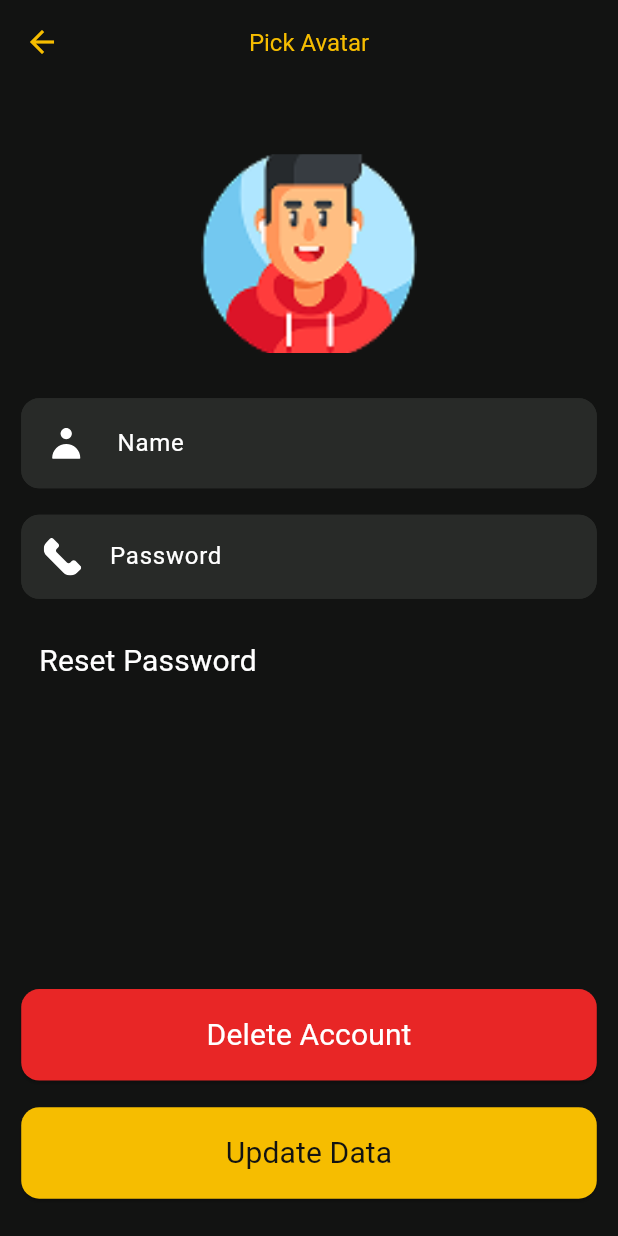
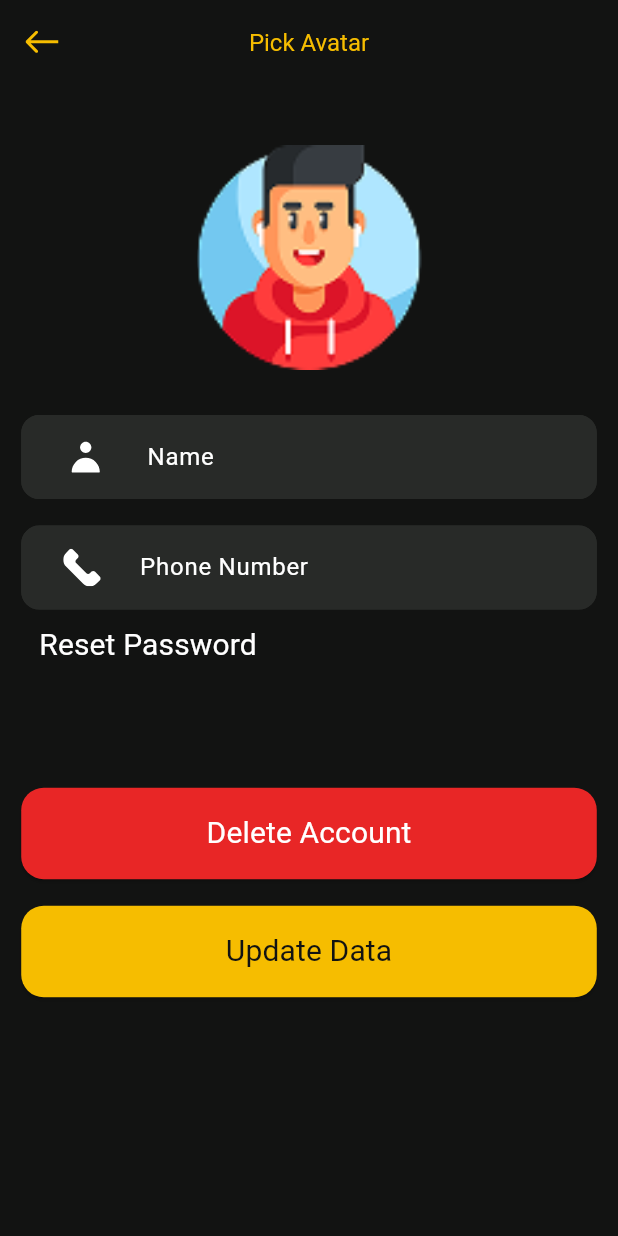
Before and after one commit to MahmoudSabry722/movies_project, a Flutter app: the UpdateProfile screen opened by its route, on a phone screen of 412 x 824 dp. Run offline on Flutter 3.47's test engine with Material 3 defaults, Android fonts, the light colour scheme and no system bars; our stand-ins replace flutter_screenutil, flutter_svg.

Commit message:
+ handle update_profile.dart code + handle search_tab.dart

```diff
--- a/lib/core/widgets/custom_elvatedButton.dart
+++ /dev/null
@@ -1,46 +0,0 @@
-import 'package:flutter/material.dart';
-
-class CustomElevatedButton extends StatelessWidget {
-  final String elevatedButtonText;
-  final VoidCallback elevatedButtonAction;
-  final Color backGroundColor;
-  final TextStyle elevatedButtonTextStyle;
-  final Widget? elevatedButtonIcon;
-  final Color? borderColor;
-
-  const CustomElevatedButton({
-    required this.elevatedButtonTextStyle,
-    required this.backGroundColor,
-    required this.elevatedButtonText,
-    required this.elevatedButtonAction,
-    super.key,
-    this.elevatedButtonIcon,
-    this.borderColor,
-  });
-
-  @override
-  Widget build(BuildContext context) {
-    return ElevatedButton(
-      style: ElevatedButton.styleFrom(
-        padding: const EdgeInsets.all(16.0),
-        backgroundColor: backGroundColor,
-        side: borderColor != null
-            ? BorderSide(color: borderColor!)
-            : BorderSide.none,
-        shape: RoundedRectangleBorder(borderRadius: BorderRadius.circular(12)),
-      ),
-      onPressed: elevatedButtonAction,
-      child: Row(
-        mainAxisAlignment: MainAxisAlignment.center,
-        children: [
-          if (elevatedButtonIcon != null) ...[
-            const SizedBox(width: 10),
-            elevatedButtonIcon!,
-            const SizedBox(width: 10),
-          ],
-          Text(elevatedButtonText, style: elevatedButtonTextStyle),
-        ],
-      ),
-    );
-  }
-}
--- a/lib/core/widgets/custom_textField.dart
+++ /dev/null
@@ -1,61 +0,0 @@
-import 'package:flutter/material.dart';
-
-import '../colors/app_color.dart';
-
-class CustomTextFormField extends StatelessWidget {
-  final String hintText;
-  final Widget? prefixIcon;
-  final Widget? suffixIcon;
-  final bool isObscureText;
-  final TextEditingController? controller;
-  final String? Function(String?)? validator;
-  final TextInputType? keyboardType;
-
-  const CustomTextFormField({
-    super.key,
-    required this.hintText,
-    this.prefixIcon,
-    this.suffixIcon,
-    this.isObscureText = false,
-    this.controller,
-    this.validator,
-    this.keyboardType,
-  });
-
-  @override
-  Widget build(BuildContext context) {
-    return TextFormField(
-      controller: controller,
-      obscureText: isObscureText,
-      validator: validator,
-      keyboardType: keyboardType,
-      style: const TextStyle(color: AppColor.textColor),
-      decoration: InputDecoration(
-        hintText: hintText,
-        hintStyle: const TextStyle(color: AppColor.textColor),
-        prefixIcon: prefixIcon,
-        suffixIcon: suffixIcon,
-
-        enabledBorder: OutlineInputBorder(
-          borderRadius: BorderRadius.circular(12),
-          borderSide: const BorderSide(color: AppColor.tertiaryColor),
-        ),
-
-        focusedBorder: OutlineInputBorder(
-          borderRadius: BorderRadius.circular(12),
-          borderSide: const BorderSide(
-            color: AppColor.secondaryColor,
-            width: 1,
-          ),
-        ),
-
-        errorBorder: OutlineInputBorder(
-          borderRadius: BorderRadius.circular(12),
-          borderSide: const BorderSide(color: AppColor.elevatedButtonColor),
-        ),
-        filled: true,
-        fillColor: AppColor.tertiaryColor,
-      ),
-    );
-  }
-}
--- a/lib/core/widgets/custom_text_form_field.dart
+++ b/lib/core/widgets/custom_text_form_field.dart
@@ -9,6 +9,7 @@
   final TextEditingController? controller;
   final String? Function(String?)? validator;
   final TextInputType? keyboardType;
+  final Function(String)? onChanged;
 
   const CustomTextFormField({
     super.key,
@@ -19,6 +20,7 @@
     this.controller,
     this.validator,
     this.keyboardType = TextInputType.text,
+    this.onChanged,
   });
 
   @override
@@ -31,10 +33,12 @@
   @override
   Widget build(BuildContext context) {
     return TextFormField(
+      onChanged: widget.onChanged,
       controller: widget.controller,
       obscureText: widget.isPassword ? obscureText : false,
       validator: widget.validator,
       keyboardType: widget.keyboardType,
+      cursorColor: AppColor.secondaryColor,
       style: const TextStyle(color: AppColor.textColor),
       decoration: InputDecoration(
         hintText: widget.hintText,
--- a/lib/features/update_profile/presentation/screens/update_profile.dart
+++ b/lib/features/update_profile/presentation/screens/update_profile.dart
@@ -1,16 +1,15 @@
 import 'package:flutter/material.dart';
 import 'package:flutter_screenutil/flutter_screenutil.dart';
-import 'package:flutter_svg/flutter_svg.dart';
+import 'package:flutter_svg/svg.dart';
 import 'package:movies/core/assets/app_assets.dart';
 import 'package:movies/core/colors/app_color.dart';
 import 'package:movies/core/strings/app_string.dart';
 import 'package:movies/core/styles/app_style.dart';
-import 'package:movies/core/widgets/custom_elvatedButton.dart';
-import 'package:movies/core/widgets/custom_textField.dart';
+import 'package:movies/core/widgets/custom_elevated_button.dart';
+import 'package:movies/core/widgets/custom_text_form_field.dart';
+import 'package:movies/features/update_profile/widgets/avatar_picker.dart';
 
 class UpdateProfile extends StatefulWidget {
-
-
   const UpdateProfile({super.key});
 
   @override
@@ -19,66 +18,57 @@
 
 class _UpdateTabState extends State<UpdateProfile> {
   String selectedAvatar = AppImage.avatar1;
+
+  final List<String> avatars = [
+    AppImage.avatar1,
+    AppImage.avatar2,
+    AppImage.avatar3,
+    AppImage.avatar4,
+    AppImage.avatar5,
+    AppImage.avatar6,
+    AppImage.avatar7,
+    AppImage.avatar8,
+    AppImage.avatar9,
+  ];
+
   @override
   Widget build(BuildContext context) {
     return Scaffold(
-        resizeToAvoidBottomInset: false,
       backgroundColor: AppColor.primaryColor,
+      resizeToAvoidBottomInset: true,
       appBar: AppBar(
-        iconTheme: IconThemeData(
-          color: AppColor.secondaryColor,
-        ),
         backgroundColor: Colors.transparent,
+        elevation: 0,
         title: Text(AppString.pickAvatar, style: AppStyle.font16GoldW400),
         centerTitle: true,
+        leading: IconButton(
+          onPressed: () => Navigator.of(context).pop(),
+          icon: SvgPicture.asset(
+            AppIcon.arrowBack,
+            colorFilter: const ColorFilter.mode(
+              AppColor.secondaryColor,
+              BlendMode.srcIn,
+            ),
+          ),
+        ),
       ),
-        body: SingleChildScrollView(
-          padding: REdgeInsets.only(
-            left: 16,
-            right: 16,
-            top: 16,
-            bottom: MediaQuery
-                .of(context)
-                .viewInsets
-                .bottom + 16.h,
-          ),
+      body: SingleChildScrollView(
+        child: Padding(
+          padding: REdgeInsets.all(16),
           child: Column(
-            crossAxisAlignment: CrossAxisAlignment.start,
             children: [
               Center(
                 child: Padding(
-                  padding: REdgeInsets.only(top: 37),
+                  padding: REdgeInsets.only(top: 30),
                   child: GestureDetector(
                     onTap: () {
-                      showModalBottomSheet(
-                        isScrollControlled: true,
-                        context: context,
-                        backgroundColor: AppColor.tertiaryColor,
-                        shape: RoundedRectangleBorder(
-                          borderRadius: BorderRadius.vertical(
-                            top: Radius.circular(24.r),
-                          ),
-                        ),
-                        builder: (context) {
-                          return Padding(
-                            padding: REdgeInsets.all(20),
-                            child: GridView.count(
-                              shrinkWrap: true,
-                              crossAxisCount: 3,
-                              crossAxisSpacing: 20.w,
-                              mainAxisSpacing: 20.h,
-                              children: [
-                                avatarItem(AppImage.avatar1),
-                                avatarItem(AppImage.avatar2),
-                                avatarItem(AppImage.avatar3),
-                                avatarItem(AppImage.avatar4),
-                                avatarItem(AppImage.avatar5),
-                                avatarItem(AppImage.avatar6),
-                                avatarItem(AppImage.avatar7),
-                                avatarItem(AppImage.avatar8),
-                                avatarItem(AppImage.avatar9),
-                              ],
-                            ),
+                      AvatarPicker.show(
+                        context,
+                        avatars: avatars,
+                        selectedAvatar: selectedAvatar,
+                        onAvatarSelected: (newPath) {
+                          setState(
+                            () => selectedAvatar = newPath,
                           );
                         },
                       );
@@ -87,88 +77,70 @@
                       borderRadius: BorderRadius.circular(12),
                       child: Image.asset(
                         selectedAvatar,
-                        width: 150.w,
-                        height: 150.h,
+                        width: 150,
+                        height: 150,
                         fit: BoxFit.cover,
                       ),
                     ),
                   ),
                 ),
               ),
+
               SizedBox(height: 34.h),
+
               CustomTextFormField(
                 hintText: AppString.name,
                 prefixIcon: Padding(
-                  padding: const EdgeInsets.all(15),
+                  padding: const EdgeInsets.all(12),
                   child: SvgPicture.asset(AppIcon.user),
                 ),
               ),
+
               SizedBox(height: 20.h),
+
               CustomTextFormField(
-                hintText: AppString.password,
+                hintText: AppString.phone,
                 prefixIcon: Padding(
-                  padding: const EdgeInsets.all(15),
+                  padding: const EdgeInsets.all(12),
                   child: SvgPicture.asset(AppIcon.phone),
                 ),
+                keyboardType: TextInputType.phone,
               ),
-              SizedBox(height: 20.h),
-              TextButton(
-                onPressed: () {},
-                child: Text(
-                  AppString.resetPassword,
-                  style: AppStyle.font20WhiteW400,
+
+              Align(
+                alignment: Alignment.centerLeft,
+                child: TextButton(
+                  onPressed: () {},
+                  child: Text(
+                    AppString.resetPassword,
+                    style: AppStyle.font20WhiteW400,
+                  ),
                 ),
               ),
-              SizedBox(height: 220.h),
+
+              SizedBox(height: 80.h),
+
               CustomElevatedButton(
                 elevatedButtonTextStyle: AppStyle.font20WhiteW400,
                 backGroundColor: AppColor.elevatedButtonColor,
                 elevatedButtonText: AppString.deleteAccount,
                 elevatedButtonAction: () {},
               ),
+
               SizedBox(height: 20.h),
+
               CustomElevatedButton(
                 elevatedButtonTextStyle: AppStyle.font20BlackW600.copyWith(
                   fontWeight: FontWeight.w400,
                 ),
                 backGroundColor: AppColor.secondaryColor,
                 elevatedButtonText: AppString.updateData,
-                elevatedButtonAction: () {},
+                elevatedButtonAction: () {
+                  Navigator.of(context).pop();
+                },
               ),
               SizedBox(height: 20.h),
-
             ],
-          ),
-        )
-    );
-  }
-
-  Widget avatarItem(String image) {
-    bool isSelected = selectedAvatar == image;
-
-    return GestureDetector(
-      onTap: () {
-        setState(() {
-          selectedAvatar = image;
-        });
-        Navigator.pop(context);
-      },
-      child: Container(
-        padding: REdgeInsets.all(10),
-        decoration: BoxDecoration(
-          borderRadius: BorderRadius.circular(20.r),
-          border: Border.all(color: AppColor.secondaryColor, width: 2),
-          color: isSelected
-              ? AppColor.secondaryColor.withValues(alpha: .56)
-              : Colors.transparent,
-        ),
-        child: ClipRRect(
-          borderRadius: BorderRadius.circular(12),
-          child: Image.asset(
-            image,
-            width: 118,
-            height: 118,
-            fit: BoxFit.cover,
           ),
         ),
       ),
--- /dev/null
+++ b/lib/features/update_profile/widgets/avatar_picker.dart
@@ -0,0 +1,48 @@
+import 'package:flutter/material.dart';
+import 'package:flutter_screenutil/flutter_screenutil.dart';
+import 'package:movies/core/colors/app_color.dart';
+import 'avatar_item.dart';
+
+class AvatarPicker {
+  static void show(
+    BuildContext context, {
+    required List<String> avatars,
+    required String selectedAvatar,
+    required Function(String) onAvatarSelected,
+  }) {
+    showModalBottomSheet(
+      context: context,
+      backgroundColor: AppColor.tertiaryColor,
+      isScrollControlled: true,
+      shape: RoundedRectangleBorder(
+        borderRadius: BorderRadius.vertical(top: Radius.circular(24.r)),
+      ),
+      builder: (context) {
+        return Container(
+          padding: REdgeInsets.all(20),
+          constraints: BoxConstraints(
+            maxHeight: MediaQuery.of(context).size.height * 0.5,
+          ),
+          child: GridView.builder(
+            gridDelegate: SliverGridDelegateWithFixedCrossAxisCount(
+              crossAxisCount: 3,
+              crossAxisSpacing: 20.w,
+              mainAxisSpacing: 20.h,
+            ),
+            itemCount: avatars.length,
+            itemBuilder: (context, index) {
+              return AvatarItem(
+                imagePath: avatars[index],
+                isSelected: selectedAvatar == avatars[index],
+                onTap: () {
+                  onAvatarSelected(avatars[index]);
+                  Navigator.pop(context);
+                },
+              );
+            },
+          ),
+        );
+      },
+    );
+  }
+}
```
Also changed, not shown: lib/features/home_screen/presentation/home_screen.dart (+13 -5 lines), lib/features/home_screen/presentation/tabs/profile_tab/profile_tab.dart (+17 -11 lines), lib/features/home_screen/presentation/tabs/search_tab/search_tab.dart (+43 -50 lines), lib/features/home_screen/presentation/tabs/search_tab/widgets/empty_search_state.dart (added, +31 -0 lines), lib/features/home_screen/presentation/tabs/search_tab/widgets/movie_poster.dart (deleted, +0 -45 lines), lib/features/home_screen/presentation/tabs/search_tab/widgets/search_result.dart (added, +26 -0 lines), lib/features/update_profile/widgets/avatar_item.dart (added, +35 -0 lines).
